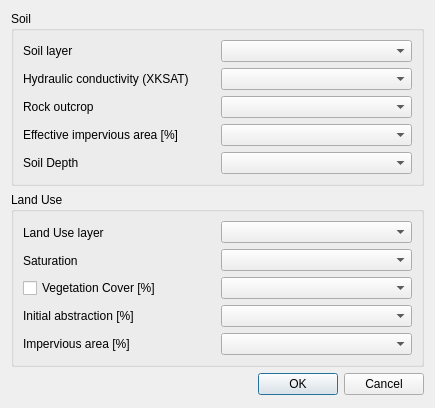
This is flo2d/ui/infil_green_ampt.ui in FLO-2DSoftware/qgis-flo-2d-plugin as Qt 5 draws it before an edit. The edited form follows.
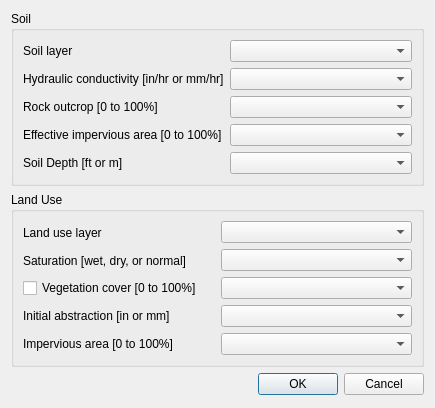
This is the edited form.

Commit message: Green-Ampt changes to labels in dialog (units)

The edit to the form file:
```diff
--- a/flo2d/ui/infil_green_ampt.ui
+++ b/flo2d/ui/infil_green_ampt.ui
@@ -25,35 +25,35 @@
         <item row="3" column="0">
          <widget class="QLabel" name="label_8">
           <property name="text">
-           <string>Initial abstraction [%]</string>
+           <string>Initial abstraction [in or mm]</string>
           </property>
          </widget>
         </item>
         <item row="1" column="0">
          <widget class="QLabel" name="label_6">
           <property name="text">
-           <string>Saturation</string>
+           <string>Saturation [wet, dry, or normal]</string>
           </property>
          </widget>
         </item>
         <item row="2" column="0">
          <widget class="QCheckBox" name="veg_cover_chBox">
           <property name="text">
-           <string>Vegetation Cover [%]</string>
+           <string>Vegetation cover [0 to 100%]</string>
           </property>
          </widget>
         </item>
         <item row="4" column="0">
          <widget class="QLabel" name="label_9">
           <property name="text">
-           <string>Impervious area [%]</string>
+           <string>Impervious area [0 to 100%]</string>
           </property>
          </widget>
         </item>
         <item row="0" column="0">
          <widget class="QLabel" name="label_5">
           <property name="text">
-           <string>Land Use layer</string>
+           <string>Land use layer</string>
           </property>
          </widget>
         </item>
@@ -118,28 +118,28 @@
         <item row="1" column="0">
          <widget class="QLabel" name="label">
           <property name="text">
-           <string>Hydraulic conductivity (XKSAT)</string>
+           <string>Hydraulic conductivity [in/hr or mm/hr]</string>
           </property>
          </widget>
         </item>
         <item row="2" column="0">
          <widget class="QLabel" name="label_2">
           <property name="text">
-           <string>Rock outcrop</string>
+           <string>Rock outcrop [0 to 100%]</string>
           </property>
          </widget>
         </item>
         <item row="3" column="0">
          <widget class="QLabel" name="label_3">
           <property name="text">
-           <string>Effective impervious area [%]</string>
+           <string>Effective impervious area [0 to 100%]</string>
           </property>
          </widget>
         </item>
         <item row="4" column="0">
          <widget class="QLabel" name="label_10">
           <property name="text">
-           <string>Soil Depth</string>
+           <string>Soil Depth [ft or m]</string>
           </property>
          </widget>
         </item>
```
